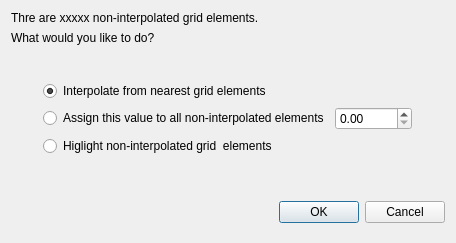
Qt form flo2d/ui/lidar_options.ui (FLO-2DSoftware/qgis-flo-2d-plugin) before a commit.
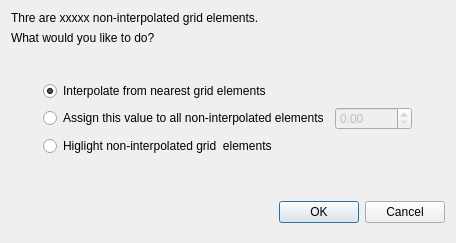
The same form after that commit.

Patch:
```diff
--- a/flo2d/ui/lidar_options.ui
+++ b/flo2d/ui/lidar_options.ui
@@ -86,6 +86,9 @@
        </item>
        <item row="0" column="1">
         <widget class="QDoubleSpinBox" name="non_interpolated_value_dbox">
+         <property name="enabled">
+          <bool>false</bool>
+         </property>
          <property name="maximum">
           <double>10000.000000000000000</double>
          </property>
```
